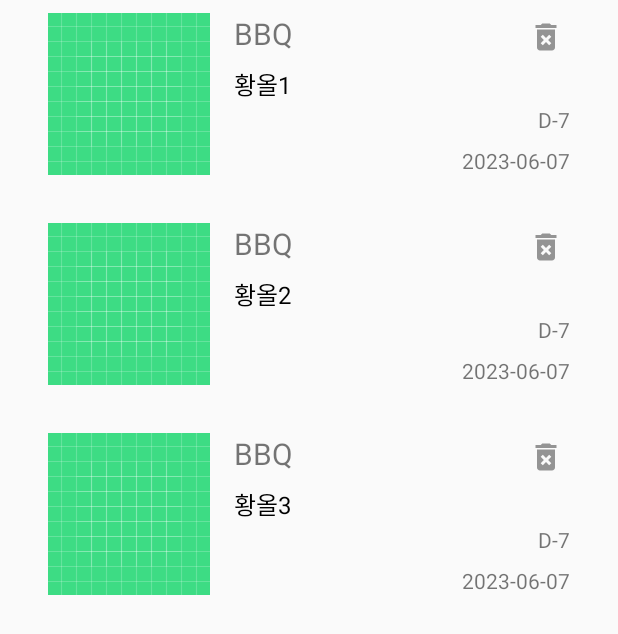
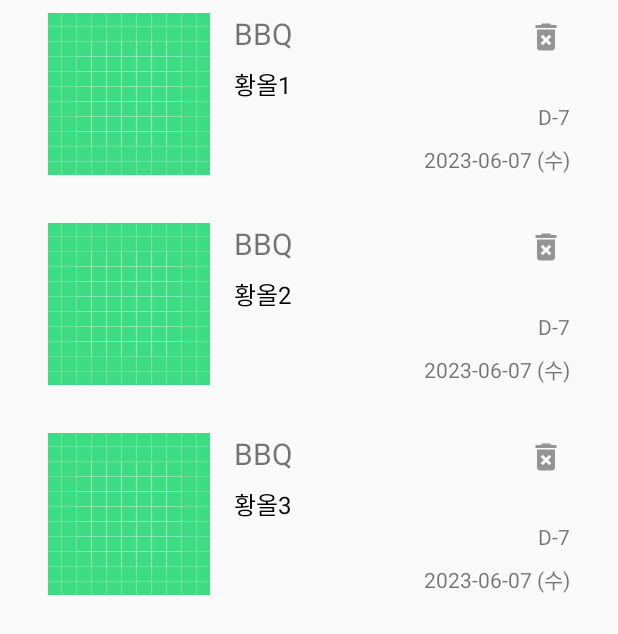
Before and after one commit to AnJeongMin/skku-swe3047-GiftiZone, an Android app: the screen it shows after launch (GifticonListActivity), on a phone screen of 412 x 824 dp. Shown: the part 269-903 px from the top of the screen. Run offline under Robolectric (Android 15) with nearby library versions, the phone set to English and light mode, and no system bars.

Commit message:
feat: 유효기간에 요일 추가

```diff
--- a/app/src/main/java/edu/skku/cs/giftizone/gifticonList/GifticonListAdapter.kt
+++ b/app/src/main/java/edu/skku/cs/giftizone/gifticonList/GifticonListAdapter.kt
@@ -16,6 +16,8 @@
 import edu.skku.cs.giftizone.dataClass.Gifticon
 import java.time.LocalDate
 import java.time.Period
+import java.time.format.TextStyle
+import java.util.Locale
 
 class GifticonListAdapter(
     private val gifticonList: ArrayList<Gifticon>,
@@ -49,8 +51,9 @@
 //        holder.gifticonImage.setBackgroundResource(gifticon.imagePath)
         holder.gifticonProvider.text = gifticon.provider
         holder.gifticonContent.text = gifticon.content
-        holder.gifticonExpireDate.text = gifticon.expiredAt.toString()
 
+        val weekDay = gifticon.expiredAt.dayOfWeek.getDisplayName(TextStyle.SHORT, Locale.KOREAN)
+        holder.gifticonExpireDate.text = "${gifticon.expiredAt} (${weekDay})"
         val dDay = Period.between(LocalDate.now(), gifticon.expiredAt).days
         if (dDay < 0) {
             holder.itemView.setBackgroundColor(Color.GRAY)
```
